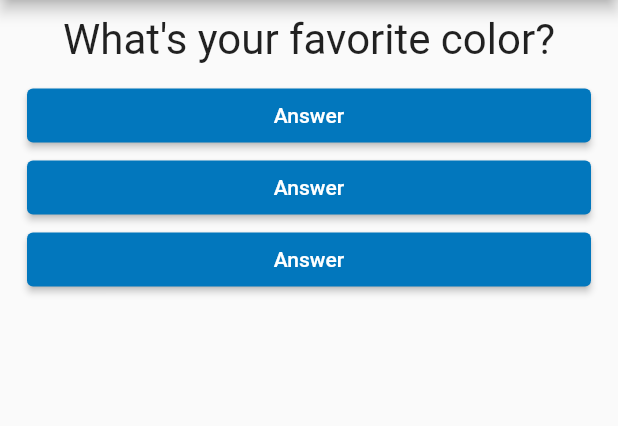
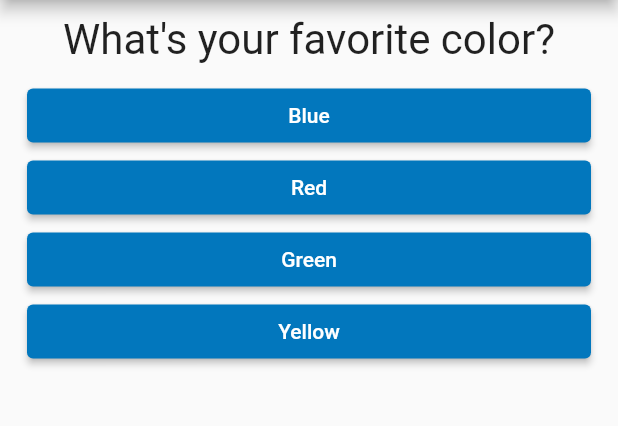
Before and after one commit to jacoberick/udemy-quiz, a Flutter app: the screen it shows after launch, on a phone screen of 412 x 824 dp, the part 84-510 px from its top. Run offline on Flutter 3.47's test engine with Material 2 defaults, Android fonts, the phone set to English and light mode, and no system bars.

Commit message:
map over questions array added to render answer choices

```diff
--- a/lib/answer.dart
+++ b/lib/answer.dart
@@ -2,8 +2,10 @@ import "package:flutter/material.dart";
 
 class Answer extends StatelessWidget {
   final VoidCallback selectHandler;
+  final String answerText;
 
-  const Answer(this.selectHandler, {Key? key}) : super(key: key);
+  const Answer(this.selectHandler, this.answerText, {Key? key})
+      : super(key: key);
 
   @override
   Widget build(BuildContext context) {
@@ -16,7 +18,7 @@ class Answer extends StatelessWidget {
           foregroundColor: MaterialStateProperty.all(Colors.white),
         ),
         onPressed: selectHandler,
-        child: const Text('Answer'),
+        child: Text(answerText),
       ),
     );
   }
--- a/lib/main.dart
+++ b/lib/main.dart
@@ -26,9 +26,18 @@ class _MyAppState extends State<MyApp> {
 
   //question list
   var questions = [
-    "What's your favorite color?",
-    "What's your favorite animal?",
-    "What's your favorite food?",
+    {
+      'questionText': "What's your favorite color?",
+      'answers': ["Blue", "Red", "Green", "Yellow"]
+    },
+    {
+      'questionText': "What's your favorite food?",
+      'answers': ["Sushi", "Pizza", "Lasagna", "Ice Cream"]
+    },
+    {
+      'questionText': "What's your favorite sport?",
+      'answers': ["Baseball", "Basketball", "Football", "Hockey"]
+    },
   ];
 
   @override
@@ -42,11 +51,11 @@ class _MyAppState extends State<MyApp> {
         body: Column(
           children: [
             // Question Field
-            Question(questions[_questionIndex]),
-            // Answers
-            Answer(_answerQuestion),
-            Answer(_answerQuestion),
-            Answer(_answerQuestion),
+            Question(questions[_questionIndex]['questionText'] as String),
+            // Answers Map
+            ...(questions[_questionIndex]['answers'] as List<String>).map((a) {
+              return Answer(_answerQuestion, a);
+            }),
           ],
         ),
       ),
```
